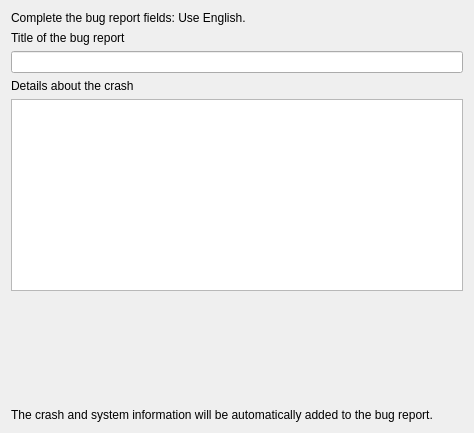
Old version of the form drkonqi/ui/assistantpage_bugzilla_information.ui in the repository KDE/kde-runtime.
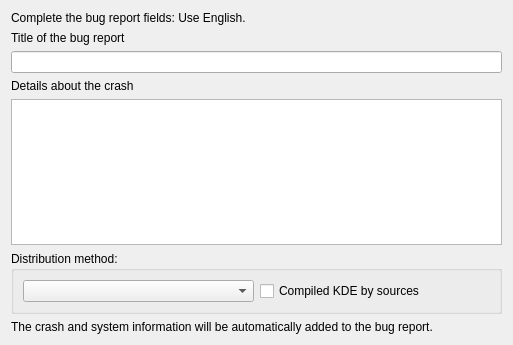
New version of the form. Custom widgets are drawn as their Qt base class.

Commit message: - Added support for custom bugtracker URLs in bugzillalib (useful for quick tests on bugstest.kde.org) - Added support for set the Platform for bugs in bugzillalib - Map lsb_release output to valid bugzilla platform values - If the distribution was not guessed properly by lsb_release (or if it's missing) show   a combobox to let the user choose the distribution manually. - Updated ToDo

Patch:
```diff
--- a/drkonqi/ui/assistantpage_bugzilla_information.ui
+++ b/drkonqi/ui/assistantpage_bugzilla_information.ui
@@ -6,8 +6,8 @@
    <rect>
     <x>0</x>
     <y>0</y>
-    <width>474</width>
-    <height>433</height>
+    <width>513</width>
+    <height>345</height>
    </rect>
   </property>
   <layout class="QVBoxLayout" name="verticalLayout">
@@ -45,6 +45,29 @@
      </property>
     </widget>
    </item>
+   <item>
+    <widget class="QGroupBox" name="m_distributionGroupBox">
+     <property name="title">
+      <string comment="@title:groupbox">Distribution method:</string>
+     </property>
+     <layout class="QVBoxLayout" name="verticalLayout_2">
+      <item>
+       <layout class="QHBoxLayout" name="horizontalLayout">
+        <item>
+         <widget class="KComboBox" name="m_distributionChooserCombo"/>
+        </item>
+        <item>
+         <widget class="QCheckBox" name="m_compiledSourcesCheckBox">
+          <property name="text">
+           <string comment="@option:checkbox">Compiled KDE by sources</string>
+          </property>
+         </widget>
+        </item>
+       </layout>
+      </item>
+     </layout>
+    </widget>
+   </item>
    <item>
     <spacer name="verticalSpacer">
      <property name="orientation">
@@ -76,6 +99,11 @@
    <extends>QLineEdit</extends>
    <header>klineedit.h</header>
   </customwidget>
+  <customwidget>
+   <class>KComboBox</class>
+   <extends>QComboBox</extends>
+   <header>kcombobox.h</header>
+  </customwidget>
   <customwidget>
    <class>KTextEdit</class>
    <extends>QTextEdit</extends>
```
The commit also changes 7 other files.
